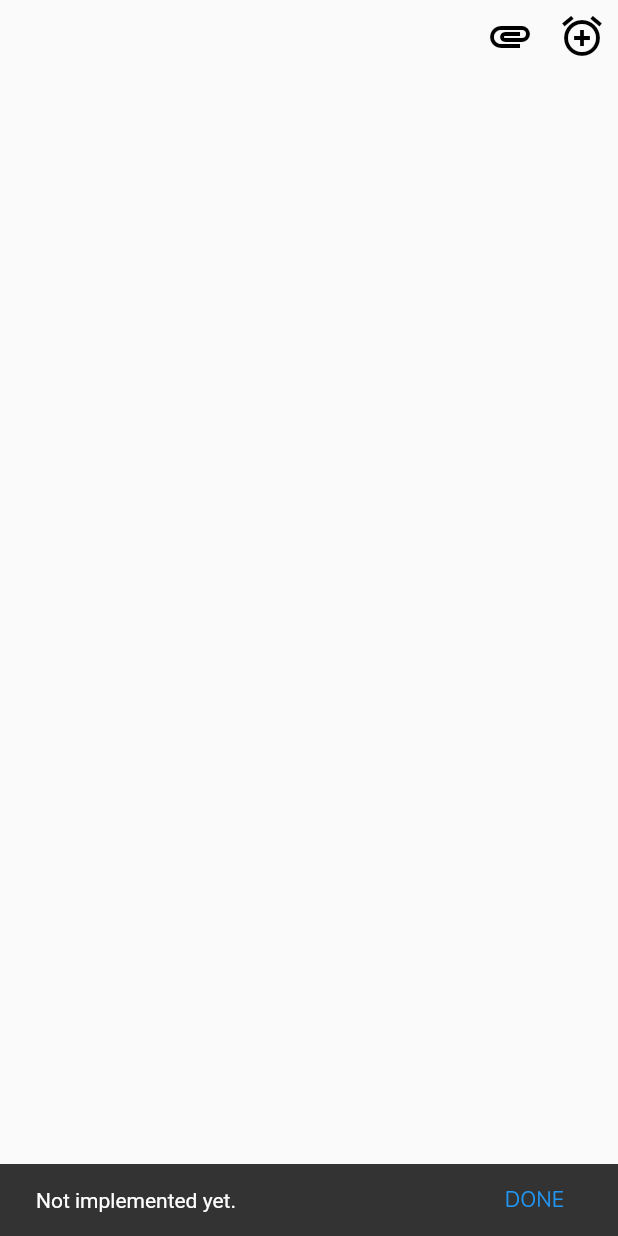
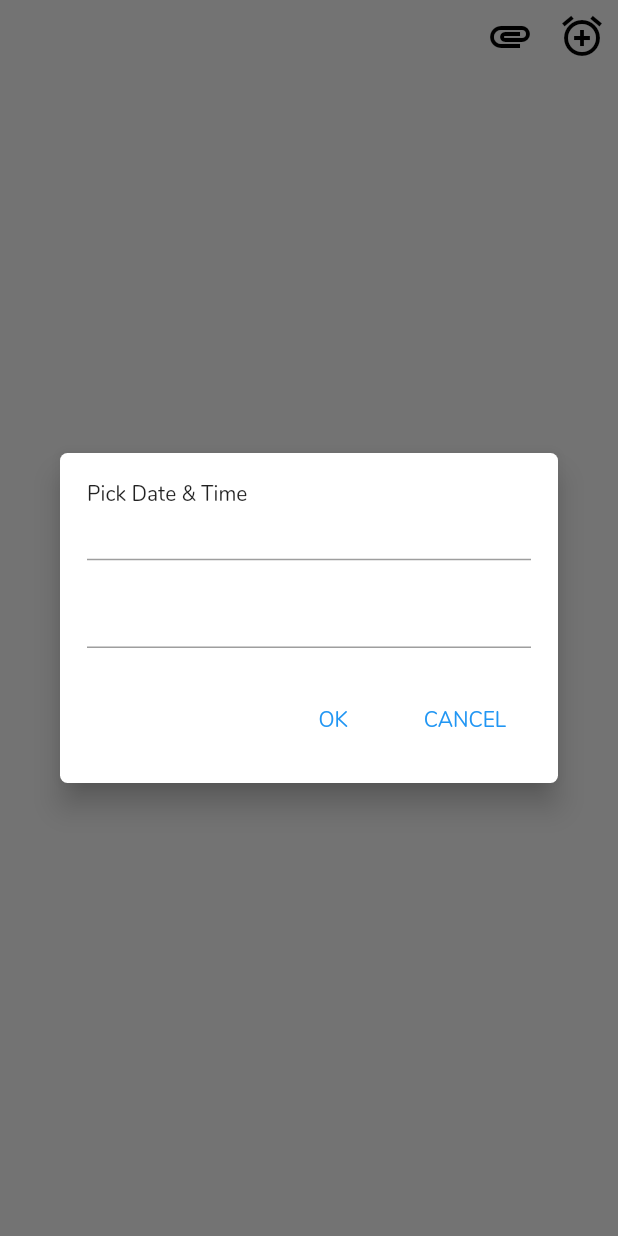
Before and after one commit to yasarb/flutter_todo, a Flutter app: the _NewTaskBottomBar widget shown alone on an empty page, opened directly, after a tap on the "alarm add" icon, on a phone screen of 412 x 824 dp. Run offline on Flutter 3.47's test engine with Material 2 defaults, Android fonts, the phone set to English and light mode, and no system bars.

Commit message:
Add initial date time picker dialog

```diff
--- a/flutter_todo/lib/src/screens/new_task_page.dart
+++ b/flutter_todo/lib/src/screens/new_task_page.dart
@@ -1,4 +1,6 @@
 import 'package:flutter/material.dart';
+
+import 'package:flutter_todo/src/widgets/widgets.dart';
 
 class NewTaskPage extends StatelessWidget {
   @override
@@ -109,11 +111,11 @@ class _NewTaskBottomBar extends StatelessWidget {
             size: 32,
           ),
           onPressed: () {
-            Scaffold.of(context).showSnackBar(
-              SnackBar(
-                content: Text('Not implemented yet.'),
-                action: SnackBarAction(label: "DONE", onPressed: () {}),
-              ),
+            showDialog(
+              context: context,
+              builder: (BuildContext context) {
+                return DateTimeDialog();
+              },
             );
           },
         ),
--- /dev/null
+++ b/flutter_todo/lib/src/widgets/datetime_dialog.dart
@@ -0,0 +1,95 @@
+import 'package:flutter/material.dart';
+
+class DateTimeDialog extends StatefulWidget {
+  @override
+  _DateTimeDialogState createState() => _DateTimeDialogState();
+}
+
+class _DateTimeDialogState extends State<DateTimeDialog> {
+  DateTime date;
+  TimeOfDay time;
+
+  @override
+  Widget build(BuildContext context) {
+    return Dialog(
+      shape: RoundedRectangleBorder(
+        borderRadius: BorderRadius.circular(5),
+      ),
+      elevation: 8.0,
+      backgroundColor: Colors.white,
+      child: Container(
+        padding: EdgeInsets.all(18),
+        height: 220,
+        child: Column(
+          mainAxisAlignment: MainAxisAlignment.center,
+          crossAxisAlignment: CrossAxisAlignment.start,
+          children: <Widget>[
+            Text('Pick Date & Time'),
+            Expanded(
+              child: TextField(
+                decoration: const InputDecoration(helperText: ''),
+                style: Theme.of(context).textTheme.body1,
+                onTap: () {
+                  showDatePicker(
+                    context: context,
+                    initialDate: DateTime.now(),
+                    firstDate: DateTime(DateTime.now().day - 1),
+                    lastDate: DateTime(DateTime.now().year + 2),
+                    builder: (BuildContext context, Widget child) {
+                      return Theme(
+                        data: ThemeData.dark(),
+                        child: child,
+                      );
+                    },
+                  ).then((value) {
+                    date = value;
+                  });
+                },
+              ),
+            ),
+            Expanded(
+              child: TextField(
+                decoration: const InputDecoration(helperText: ''),
+                maxLines: 1,
+                style: Theme.of(context).textTheme.body1,
+                onTap: () {
+                  showTimePicker(
+                    context: context,
+                    initialTime: TimeOfDay.now(),
+                    builder: (BuildContext context, Widget child) {
+                      return Directionality(
+                        textDirection: TextDirection.rtl,
+                        child: child,
+                      );
+                    },
+                  ).then((value) {
+                    time = value;
+                  });
+                },
+              ),
+            ),
+            Row(
+              mainAxisAlignment: MainAxisAlignment.end,
+              children: <Widget>[
+                MaterialButton(
+                  onPressed: () {},
+                  child: Text(
+                    'OK',
+                    style: TextStyle(color: Colors.blue),
+                  ),
+                ),
+                MaterialButton(
+                  onPressed: () {},
+                  child: Text(
+                    'CANCEL',
+                    style: TextStyle(color: Colors.blue),
+                  ),
+                ),
+              ],
+            )
+          ],
+        ),
+      ),
+    );
+  }
+}
--- a/flutter_todo/lib/src/widgets/widgets.dart
+++ b/flutter_todo/lib/src/widgets/widgets.dart
@@ -1,2 +1,3 @@
 export 'package:flutter_todo/src/widgets/header.dart';
 export 'package:flutter_todo/src/widgets/task_list.dart';
+export 'package:flutter_todo/src/widgets/datetime_dialog.dart';
```
